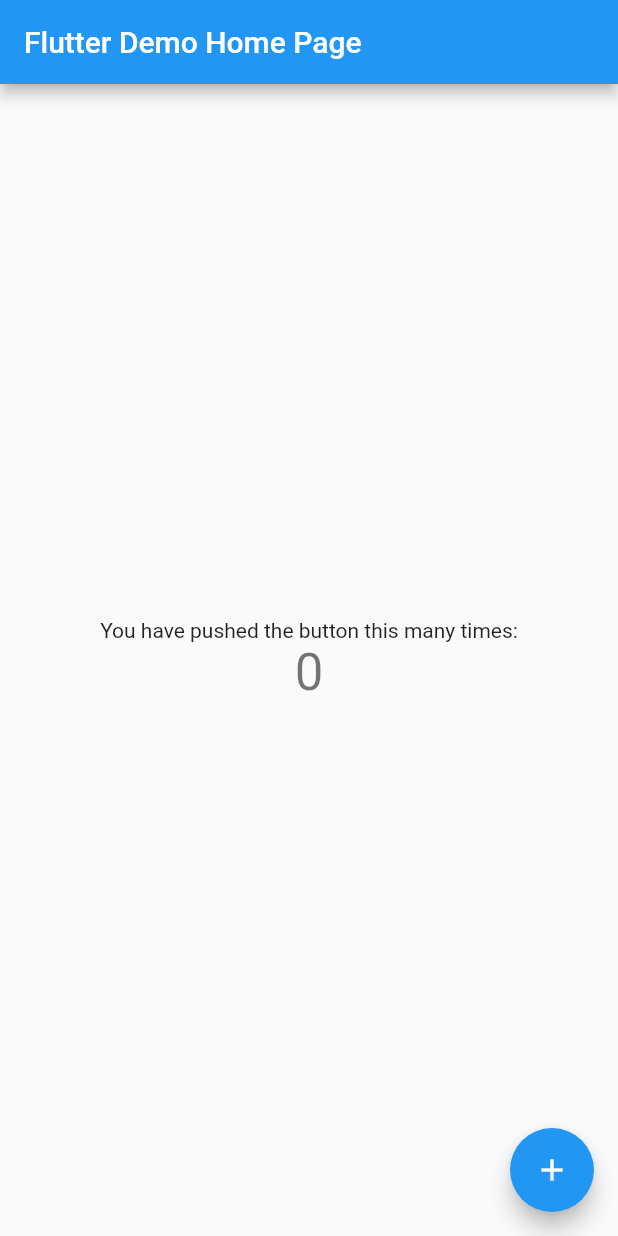
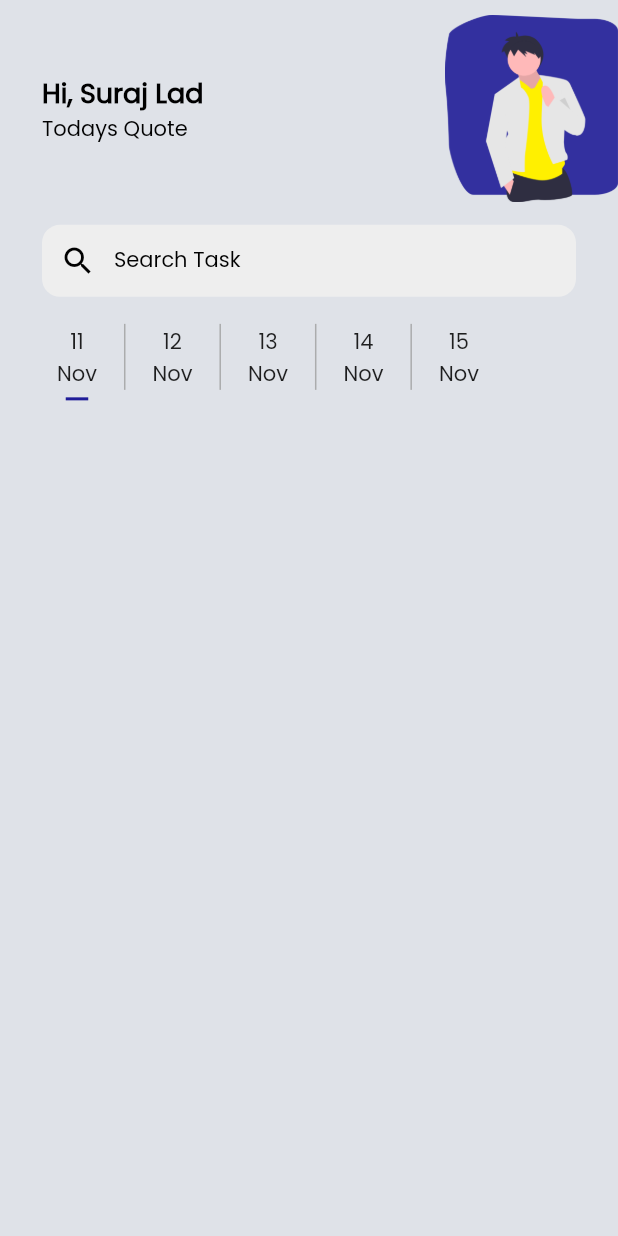
Before and after one commit to SurajLad/TaskDiary-Flutter, a Flutter app: the screen it shows after launch, on a phone screen of 412 x 824 dp. Run offline on Flutter 3.47's test engine with Material 2 defaults, Android fonts, the phone set to English and light mode, and no system bars; our stand-ins replace get.

Commit message:
added date widget

```diff
--- /dev/null
+++ b/lib/helpers/app_constants.dart
@@ -0,0 +1,6 @@
+import 'package:flutter/material.dart';
+
+class AppConstants {
+  static const Color appThemeColor = Color(0xFF1F1C98);
+  static const Color appBackgroundColor = Color(0xFFDFE2E8);
+}
--- /dev/null
+++ b/lib/helpers/layout_helper.dart
@@ -0,0 +1,9 @@
+class LayoutHelper {
+    double width;
+    double height;
+    double fontSize;
+
+    LayoutHelper._internal();
+
+    static final LayoutHelper instance = LayoutHelper._internal();
+}
--- /dev/null
+++ b/lib/helpers/text_styles.dart
@@ -0,0 +1,21 @@
+import 'package:flutter/material.dart';
+import 'package:xno_taskapp/helpers/layout_helper.dart';
+
+TextStyle regularTxt = TextStyle(
+  fontFamily: 'Poppins',
+  fontSize: LayoutHelper.instance.fontSize-2,
+  color: Colors.black,
+);
+
+TextStyle medTxt = TextStyle(
+  fontFamily: 'Poppins',
+  fontSize: LayoutHelper.instance.fontSize + 2,
+  color: Colors.black,
+);
+
+TextStyle medBoldTxt = TextStyle(
+  fontFamily: 'Poppins',
+  fontSize: LayoutHelper.instance.fontSize + 2,
+  color: Colors.black,
+  fontWeight: FontWeight.w600,
+);
--- a/lib/main.dart
+++ b/lib/main.dart
@@ -1,113 +1,20 @@
 import 'package:flutter/material.dart';
+import 'package:get/get.dart';
+import 'package:xno_taskapp/ui/splash_page.dart';
 
 void main() {
   runApp(MyApp());
 }
 
 class MyApp extends StatelessWidget {
-  // This widget is the root of your application.
   @override
   Widget build(BuildContext context) {
-    return MaterialApp(
+    return GetMaterialApp(
       title: 'Flutter Demo',
       theme: ThemeData(
-        // This is the theme of your application.
-        //
-        // Try running your application with "flutter run". You'll see the
-        // application has a blue toolbar. Then, without quitting the app, try
-        // changing the primarySwatch below to Colors.green and then invoke
-        // "hot reload" (press "r" in the console where you ran "flutter run",
-        // or simply save your changes to "hot reload" in a Flutter IDE).
-        // Notice that the counter didn't reset back to zero; the application
-        // is not restarted.
-        primarySwatch: Colors.blue,
+        fontFamily: 'Poppins',
       ),
-      home: MyHomePage(title: 'Flutter Demo Home Page'),
+      home: SplashPage(),
     );
   }
 }
-
-class MyHomePage extends StatefulWidget {
-  MyHomePage({Key key, this.title}) : super(key: key);
-
-  // This widget is the home page of your application. It is stateful, meaning
-  // that it has a State object (defined below) that contains fields that affect
-  // how it looks.
-
-  // This class is the configuration for the state. It holds the values (in this
-  // case the title) provided by the parent (in this case the App widget) and
-  // used by the build method of the State. Fields in a Widget subclass are
-  // always marked "final".
-
-  final String title;
-
-  @override
-  _MyHomePageState createState() => _MyHomePageState();
-}
-
-class _MyHomePageState extends State<MyHomePage> {
-  int _counter = 0;
-
-  void _incrementCounter() {
-    setState(() {
-      // This call to setState tells the Flutter framework that something has
-      // changed in this State, which causes it to rerun the build method below
-      // so that the display can reflect the updated values. If we changed
-      // _counter without calling setState(), then the build method would not be
-      // called again, and so nothing would appear to happen.
-      _counter++;
-    });
-  }
-
-  @override
-  Widget build(BuildContext context) {
-    // This method is rerun every time setState is called, for instance as done
-    // by the _incrementCounter method above.
-    //
-    // The Flutter framework has been optimized to make rerunning build methods
-    // fast, so that you can just rebuild anything that needs updating rather
-    // than having to individually change instances of widgets.
-    return Scaffold(
-      appBar: AppBar(
-        // Here we take the value from the MyHomePage object that was created by
-        // the App.build method, and use it to set our appbar title.
-        title: Text(widget.title),
-      ),
-      body: Center(
-        // Center is a layout widget. It takes a single child and positions it
-        // in the middle of the parent.
-        child: Column(
-          // Column is also a layout widget. It takes a list of children and
-          // arranges them vertically. By default, it sizes itself to fit its
-          // children horizontally, and tries to be as tall as its parent.
-          //
-          // Invoke "debug painting" (press "p" in the console, choose the
-          // "Toggle Debug Paint" action from the Flutter Inspector in Android
-          // Studio, or the "Toggle Debug Paint" command in Visual Studio Code)
-          // to see the wireframe for each widget.
-          //
-          // Column has various properties to control how it sizes itself and
-          // how it positions its children. Here we use mainAxisAlignment to
-          // center the children vertically; the main axis here is the vertical
-          // axis because Columns are vertical (the cross axis would be
-          // horizontal).
-          mainAxisAlignment: MainAxisAlignment.center,
-          children: <Widget>[
-            Text(
-              'You have pushed the button this many times:',
-            ),
-            Text(
-              '$_counter',
-              style: Theme.of(context).textTheme.headline4,
-            ),
-          ],
-        ),
-      ),
-      floatingActionButton: FloatingActionButton(
-        onPressed: _incrementCounter,
-        tooltip: 'Increment',
-        child: Icon(Icons.add),
-      ), // This trailing comma makes auto-formatting nicer for build methods.
-    );
-  }
-}
--- /dev/null
+++ b/lib/ui/home_page.dart
@@ -0,0 +1,127 @@
+import 'package:flutter/material.dart';
+import 'package:get/get.dart';
+import 'package:intl/intl.dart';
+import 'package:xno_taskapp/helpers/app_constants.dart';
+import 'package:xno_taskapp/helpers/layout_helper.dart';
+import 'package:xno_taskapp/helpers/text_styles.dart';
+
+class HomePage extends StatelessWidget {
+  DateTime startDate = DateTime.now();
+  DateTime endDate = DateTime.now().add(const Duration(days: 5));
+
+  @override
+  Widget build(BuildContext context) {
+    return SafeArea(
+      child: Scaffold(
+        backgroundColor: AppConstants.appBackgroundColor,
+        body: Container(
+          margin: const EdgeInsets.only(left: 28, top: 10),
+          child: Column(
+            children: [
+              Row(
+                mainAxisAlignment: MainAxisAlignment.spaceBetween,
+                children: [
+                  Flexible(
+                    flex: 7,
+                    child: Column(
+                      crossAxisAlignment: CrossAxisAlignment.start,
+                      mainAxisSize: MainAxisSize.min,
+                      children: [
+                        Text("Hi, Suraj Lad", style: medBoldTxt),
+                        Text("Todays Quote", style: regularTxt),
+                      ],
+                    ),
+                  ),
+                  Flexible(
+                    flex: 3,
+                    child: Image.asset('assets/profile_vector.png'),
+                  )
+                ],
+              ),
+              const SizedBox(height: 15),
+              Container(
+                margin: const EdgeInsets.only(right: 28),
+                decoration: BoxDecoration(
+                  color: Colors.grey[200],
+                  borderRadius: BorderRadius.circular(12),
+                ),
+                child: TextFormField(
+                  decoration: InputDecoration(
+                    hintText: "Search Task",
+                    hintStyle: regularTxt,
+                    prefixIcon: Icon(
+                      Icons.search,
+                      color: Colors.black,
+                    ),
+                    border: InputBorder.none,
+                  ),
+                ),
+              ),
+              getTimeDateUI(),
+            ],
+          ),
+        ),
+      ),
+    );
+  }
+
+  Widget getTimeDateUI() {
+    return Container(
+      width: LayoutHelper.instance.width,
+      margin: const EdgeInsets.only(top: 10),
+      height: 60,
+      child: ListView.separated(
+        scrollDirection: Axis.horizontal,
+        itemCount: endDate.difference(startDate).inDays,
+        separatorBuilder: (context, index) {
+          return Padding(
+            padding: const EdgeInsets.all(8),
+            child: Container(
+              width: 1,
+              height: 52,
+              color: Colors.grey.withOpacity(0.8),
+            ),
+          );
+        },
+        itemBuilder: (BuildContext context, int index) {
+          return Material(
+            color: Colors.transparent,
+            child: InkWell(
+              focusColor: Colors.transparent,
+              highlightColor: Colors.transparent,
+              hoverColor: Colors.transparent,
+              splashColor: Colors.grey.withOpacity(0.2),
+              borderRadius: const BorderRadius.all(
+                Radius.circular(4.0),
+              ),
+              onTap: () {
+                FocusScope.of(Get.context).requestFocus(FocusNode());
+                print(index);
+              },
+              child: Column(
+                mainAxisSize: MainAxisSize.min,
+                children: [
+                  Container(
+                    padding: const EdgeInsets.fromLTRB(10, 10, 10, 5),
+                    child: Text(
+                      '${DateFormat("dd\nMMM").format(DateTime(startDate.year, startDate.month, startDate.day + (index)))}',
+                      textAlign: TextAlign.center,
+                    ),
+                  ),
+                  Visibility(
+                    visible: index == 0,
+                    child: Container(
+                      width: 15,
+                      height: 2,
+                      color: AppConstants.appThemeColor,
+                    ),
+                  ),
+                ],
+              ),
+            ),
+          );
+        },
+      ),
+    );
+  }
+}
--- /dev/null
+++ b/lib/ui/splash_page.dart
@@ -0,0 +1,33 @@
+import 'dart:async';
+
+import 'package:flutter/material.dart';
+import 'package:get/get.dart';
+import 'package:xno_taskapp/helpers/app_constants.dart';
+import 'package:xno_taskapp/helpers/layout_helper.dart';
+import 'package:xno_taskapp/ui/home_page.dart';
+
+class SplashPage extends StatefulWidget {
+  @override
+  _SplashPageState createState() => _SplashPageState();
+}
+
+class _SplashPageState extends State<SplashPage> {
+  @override
+  void initState() {
+    Timer(Duration(seconds: 3), () {
+      LayoutHelper.instance.width = Get.width;
+      LayoutHelper.instance.height = Get.height;
+      LayoutHelper.instance.fontSize = Get.height > 700 ? 16 : 15;
+
+      Get.to(HomePage());
+    });
+    super.initState();
+  }
+
+  @override
+  Widget build(BuildContext context) {
+    return Scaffold(
+      backgroundColor: AppConstants.appBackgroundColor,
+    );
+  }
+}
```
Also changed, not shown: pubspec.yaml (+8 -14 lines), assets/font/Poppins-Regular.ttf (added), assets/profile_vector.png (added), pubspec.lock.
